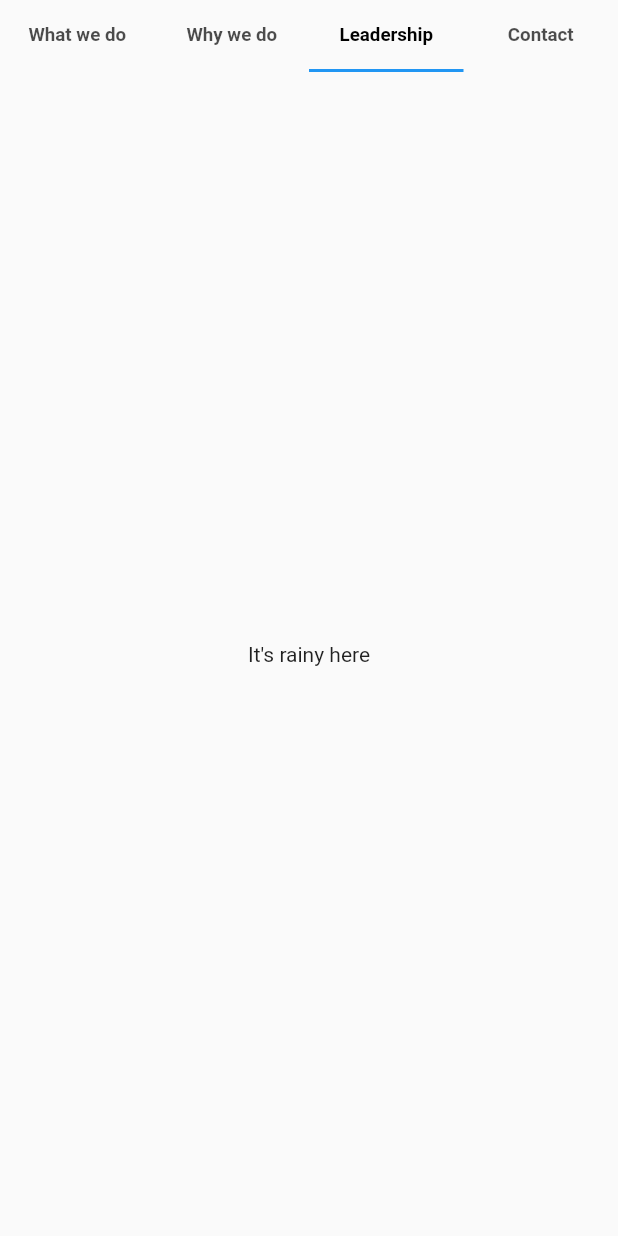
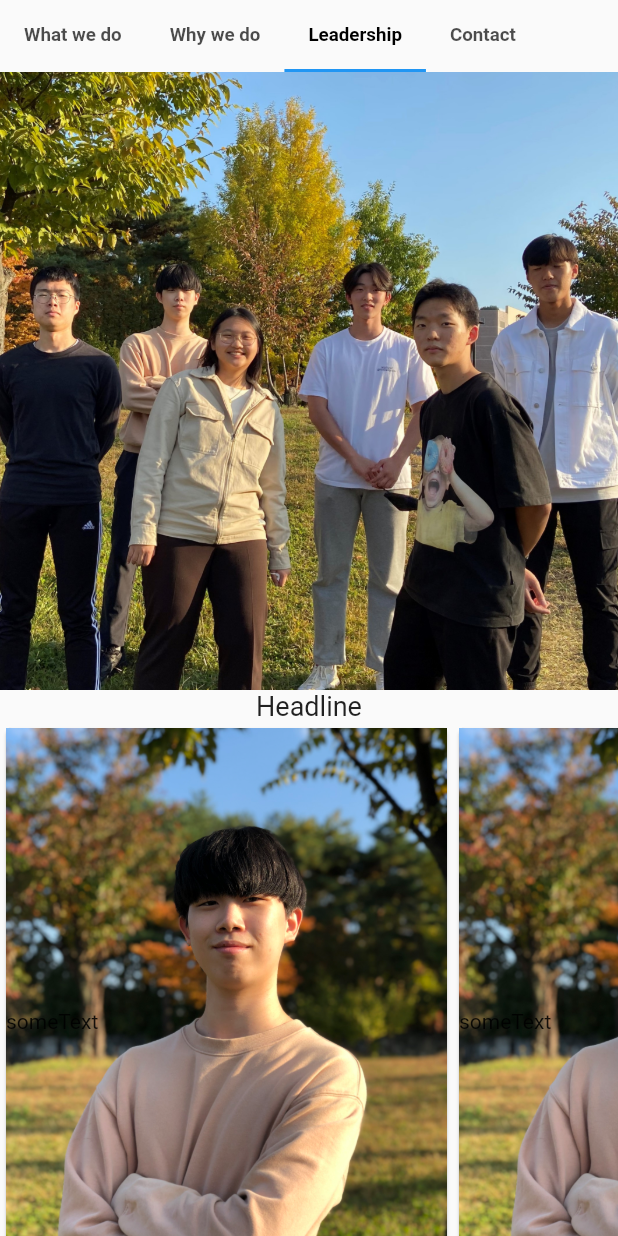
Before and after one commit to eastdown/Korean_War_Project_22VZ_final, a Flutter app: the First screen opened directly, tab 3 chosen, on a phone screen of 412 x 824 dp. Run offline on Flutter 3.47's test engine with Material 2 defaults, Android fonts, the phone set to English and light mode, and no system bars; our stand-ins replace cloud_firestore, firebase_core, firebase_storage, youtube_player_flutter; accounts and stored records are empty.

Commit message:
commit. update

```diff
--- a/lib/screens/home.dart
+++ b/lib/screens/home.dart
@@ -40,7 +40,6 @@ class _HomeState extends State<Home> {
               return Card(
                 shape: RoundedRectangleBorder(borderRadius: BorderRadius.circular(10.0),),
                 color: Colors.white,
-                elevation: 10,
                 child: GridTile(
                   child: Container(
                     padding: EdgeInsets.only(top:20, bottom:20),
@@ -54,7 +53,7 @@ class _HomeState extends State<Home> {
                           children: <Widget>[
                             Container(
                               padding: EdgeInsets.only(right:10, left: 10, bottom:10),
-                            child: Image.network('${snapshot.data!.docs[index]['image']}'),),
+                            child: Image.network('${snapshot.data!.docs[index]['image']}', fit: BoxFit.fitWidth,)),
                             Container(
                               padding: EdgeInsets.only(left:10,),
                               child: Align(
--- a/lib/screens/second.dart
+++ b/lib/screens/second.dart
@@ -1,33 +1,38 @@
+import 'package:cloud_firestore/cloud_firestore.dart';
 import 'package:flutter/cupertino.dart';
 import 'package:flutter/material.dart';
 
 class MyApp extends StatelessWidget {
 const MyApp({Key? key}) : super(key: key);
 
-static const String _title = 'Flutter Code Sample';
-
 @override
 Widget build(BuildContext context) {
-  return const MaterialApp(
-    title: _title,
+  return MaterialApp(
     home: First(),
   );
 }
 }
 
 /// This is the stateless widget that the main application instantiates.
-class First extends StatelessWidget {
+class First extends StatefulWidget {
   const First({Key? key}) : super(key: key);
+
+@override
+_firstState createState() => _firstState();
+}
+
+class _firstState extends State<First>{
 
   @override
   Widget build(BuildContext context) {
-    return const DefaultTabController(
+    return DefaultTabController(
       initialIndex: 1,
       length: 4,
       child: Scaffold(
         appBar: PreferredSize(
           preferredSize: Size.fromHeight(kToolbarHeight),
           child: TabBar(
+            isScrollable: true,
             labelStyle: TextStyle(fontSize:12.5, fontWeight: FontWeight.bold),
             labelColor: Colors.black,
             tabs: [
@@ -40,15 +45,93 @@ class First extends StatelessWidget {
         ),
         body: TabBarView(
           children: <Widget>[
-            Center(
-              child:Text("adfadfad")
+            Scaffold(
+              body: Column(
+                children: <Widget> [
+                  Center(),
+
+                ]
+              ),
             ),
             Center(
               child: Text("It's cloudy here"),
             ),
-            Center(
-              child: Text("It's rainy here"),
-            ),
+
+
+            Scaffold(
+    body:  SingleChildScrollView(
+    child: Column(
+
+    mainAxisSize: MainAxisSize.min,
+    children: <Widget>[
+
+      Image.asset('image/groupphoto.jpg'),
+
+    Text(
+    'Headline',
+    style: TextStyle(fontSize: 18),
+    ),
+
+    SizedBox(
+    height: 400.0,
+    child: ListView(
+    physics: ClampingScrollPhysics(),
+    shrinkWrap: true,
+    scrollDirection: Axis.horizontal,
+    children: <Widget> [
+      Card(
+    semanticContainer: true,
+    child: Stack(
+        children: <Widget>[
+          Image.asset('image/ChanPark.jpg'),
+        Center(child: Text("someText")),
+        ]
+    )
+        ),
+      Card(
+          semanticContainer: true,
+          child: Stack(
+              children: <Widget>[
+                Image.asset('image/ChanPark.jpg'),
+                Center(child: Text("someText")),
+              ]
+          )
+      ),
+      Card(
+          semanticContainer: true,
+          child: Stack(
+              children: <Widget>[
+                Image.asset('image/ChanPark.jpg'),
+                Center(child: Text("someText")),
+              ]
+          )
+      ),
+    ]
+    ),
+    ),
+
+    Text(
+    'Demo Headline 2',
+    style: TextStyle(fontSize: 18),
+    ),
+    Card(
+    child: ListTile(title: Text('Motivation $int'), subtitle: Text('this is a description of the motivation')),
+    ),
+    Card(
+    child: ListTile(title: Text('Motivation $int'), subtitle: Text('this is a description of the motivation')),
+    ),
+    Card(
+    child: ListTile(title: Text('Motivation $int'), subtitle: Text('this is a description of the motivation')),
+    ),
+    Card(
+    child: ListTile(title: Text('Motivation $int'), subtitle: Text('this is a description of the motivation')),
+    ),
+    Card(
+    child: ListTile(title: Text('Motivation $int'), subtitle: Text('this is a description of the motivation')),
+    ),
+
+    ])
+    ),),
             Center(
               child: Text("It's sunny here"),
             ),
--- a/pubspec.yaml
+++ b/pubspec.yaml
@@ -33,6 +33,7 @@ dependencies:
   firebase_database: ^8.0.0
   firebase_core: ^1.7.0
   firebase_storage: ^10.0.5
+  youtube_player_flutter: ^8.0.0
 
   # The following adds the Cupertino Icons font to your application.
   # Use with the CupertinoIcons class for iOS style icons.
@@ -64,6 +65,8 @@ flutter:
   assets:
     - image/Osan_Air_Base.jpg
     - image/logo.jpg
+    - image/groupphoto.jpg
+    - image/ChanPark.jpg
   #   - images/a_dot_burr.jpeg
   #   - images/a_dot_ham.jpeg
 
```
Also changed, not shown: lib/screens/anv.dart (+16 -1 lines), lib/screens/main.dart (+18 -11 lines), lib/screens/third.dart (+33 -25 lines), image/ChanPark.jpg (added), image/groupphoto.jpg (added), pubspec.lock, 1 other file.
